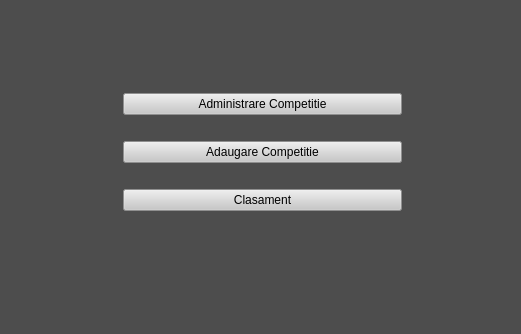
This is DataBase-Project/DataBaseProject/mainwindow.ui in lucamadalina/DataBase-Project as Qt 5 draws it before an edit. The edited form follows.
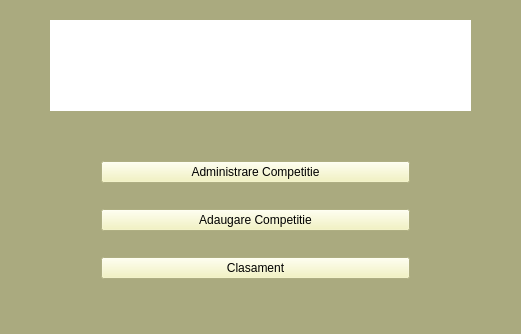
This is the edited form.

```diff
--- a/DataBase-Project/DataBaseProject/mainwindow.ui
+++ b/DataBase-Project/DataBaseProject/mainwindow.ui
@@ -17,8 +17,7 @@
    <string>MainWindow</string>
   </property>
   <property name="styleSheet">
-   <string notr="true">background-color: rgb(77, 77, 77);
-</string>
+   <string notr="true">background-color: rgb(170, 170, 127);</string>
   </property>
   <widget class="QWidget" name="centralWidget">
    <property name="enabled">
@@ -27,9 +26,9 @@
    <widget class="QWidget" name="layoutWidget">
     <property name="geometry">
      <rect>
-      <x>112</x>
-      <y>62</y>
-      <width>301</width>
+      <x>90</x>
+      <y>130</y>
+      <width>331</width>
       <height>181</height>
      </rect>
     </property>
@@ -38,7 +37,8 @@
       <widget class="QPushButton" name="p_AdCompetitie">
        <property name="styleSheet">
         <string notr="true">font: 75 14pt &quot;Arial&quot;;
-background-color: rgb(200, 200, 200);</string>
+background-color: rgb(243, 243, 182);
+</string>
        </property>
        <property name="text">
         <string>Administrare Competitie</string>
@@ -52,7 +52,7 @@
        </property>
        <property name="styleSheet">
         <string notr="true">font: 75 14pt &quot;Arial&quot;;
-background-color: rgb(200, 200, 200);</string>
+background-color: rgb(243, 243, 182);</string>
        </property>
        <property name="text">
         <string>Adaugare Competitie</string>
@@ -62,8 +62,7 @@
      <item>
       <widget class="QPushButton" name="p_Clasament">
        <property name="styleSheet">
-        <string notr="true">
-background-color: rgb(200, 200, 200);
+        <string notr="true">background-color: rgb(243, 243, 182);
 font: 75 14pt &quot;Arial&quot;;</string>
        </property>
        <property name="text">
@@ -73,6 +72,22 @@
      </item>
     </layout>
    </widget>
+   <widget class="QLabel" name="picture">
+    <property name="geometry">
+     <rect>
+      <x>50</x>
+      <y>20</y>
+      <width>421</width>
+      <height>91</height>
+     </rect>
+    </property>
+    <property name="styleSheet">
+     <string notr="true">background-color: rgb(255, 255, 255);</string>
+    </property>
+    <property name="text">
+     <string/>
+    </property>
+   </widget>
   </widget>
   <widget class="QStatusBar" name="statusBar"/>
  </widget>
```
